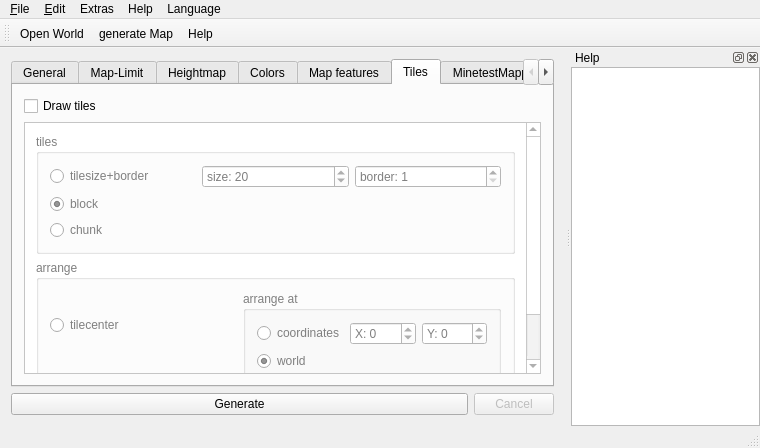
Old version of the form mainwindow.ui in the repository AirSThib/MinetestMapperGUI.
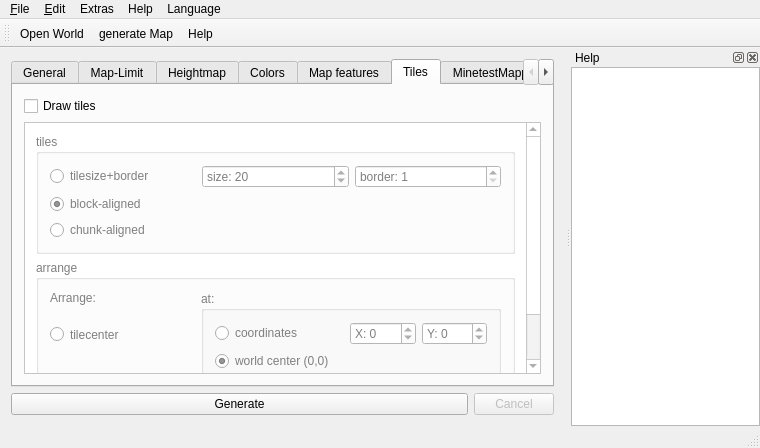
New version of the form. The open tabs and pages were chosen to show the change. Icons and pictures are not drawn. Custom widgets are drawn as their Qt base class.

Commit message: Improve 'Tiles' tab a little

```diff
--- a/mainwindow.ui
+++ b/mainwindow.ui
@@ -1966,8 +1966,11 @@
                </item>
                <item row="2" column="0">
                 <widget class="QRadioButton" name="tile_chunk">
+                   <property name="toolTip">
+                    <string>A chunk is the unit of map generation. Usually 5x5x5 blocks.</string>
+                   </property>
                  <property name="text">
-                  <string>chunk</string>
+                    <string>chunk-aligned</string>
                  </property>
                 </widget>
                </item>
@@ -1980,8 +1983,11 @@
                </item>
                <item row="1" column="0">
                 <widget class="QRadioButton" name="tile_block">
+                   <property name="toolTip">
+                    <string>A block is 16x16x16 nodes</string>
+                   </property>
                  <property name="text">
-                  <string>block</string>
+                    <string>block-aligned</string>
                  </property>
                  <property name="checked">
                   <bool>true</bool>
@@ -2012,16 +2018,28 @@
               <property name="title">
                <string>arrange</string>
               </property>
-              <layout class="QGridLayout" name="gridLayout_12">
-               <item row="0" column="0">
+                <layout class="QGridLayout" name="gridLayout_12" columnstretch="1,2">
+                 <item row="1" column="0">
                 <widget class="QRadioButton" name="tilecenter">
+                   <property name="sizePolicy">
+                    <sizepolicy hsizetype="Minimum" vsizetype="Preferred">
+                     <horstretch>0</horstretch>
+                     <verstretch>0</verstretch>
+                    </sizepolicy>
+                   </property>
                  <property name="text">
                   <string>tilecenter</string>
                  </property>
                 </widget>
                </item>
-               <item row="1" column="0">
+                 <item row="2" column="0">
                 <widget class="QRadioButton" name="tileorigin">
+                   <property name="sizePolicy">
+                    <sizepolicy hsizetype="Minimum" vsizetype="Preferred">
+                     <horstretch>0</horstretch>
+                     <verstretch>0</verstretch>
+                    </sizepolicy>
+                   </property>
                  <property name="text">
                   <string>tileorigin</string>
                  </property>
@@ -2030,10 +2048,29 @@
                  </property>
                 </widget>
                </item>
-               <item row="0" column="1" rowspan="2">
+                 <item row="0" column="0">
+                  <widget class="QLabel" name="label_3">
+                   <property name="sizePolicy">
+                    <sizepolicy hsizetype="Preferred" vsizetype="Fixed">
+                     <horstretch>0</horstretch>
+                     <verstretch>0</verstretch>
+                    </sizepolicy>
+                   </property>
+                   <property name="text">
+                    <string>Arrange:</string>
+                   </property>
+                  </widget>
+                 </item>
+                 <item row="0" column="1" rowspan="3">
                 <widget class="QGroupBox" name="groupBox_13">
+                   <property name="sizePolicy">
+                    <sizepolicy hsizetype="Preferred" vsizetype="Preferred">
+                     <horstretch>0</horstretch>
+                     <verstretch>0</verstretch>
+                    </sizepolicy>
+                   </property>
                  <property name="title">
-                  <string>arrange at</string>
+                    <string>at:</string>
                  </property>
                  <layout class="QGridLayout" name="gridLayout_13">
                   <item row="0" column="0">
@@ -2046,7 +2083,7 @@
                   <item row="1" column="0">
                    <widget class="QRadioButton" name="tiles_world">
                     <property name="text">
-                     <string>world</string>
+                       <string>world center (0,0)</string>
                     </property>
                     <property name="checked">
                      <bool>true</bool>
@@ -2056,7 +2093,7 @@
                   <item row="2" column="0">
                    <widget class="QRadioButton" name="tiles_map">
                     <property name="text">
-                     <string>map</string>
+                       <string>map origin (top-left)</string>
                     </property>
                    </widget>
                   </item>
```
The commit also changes 2 other files.
